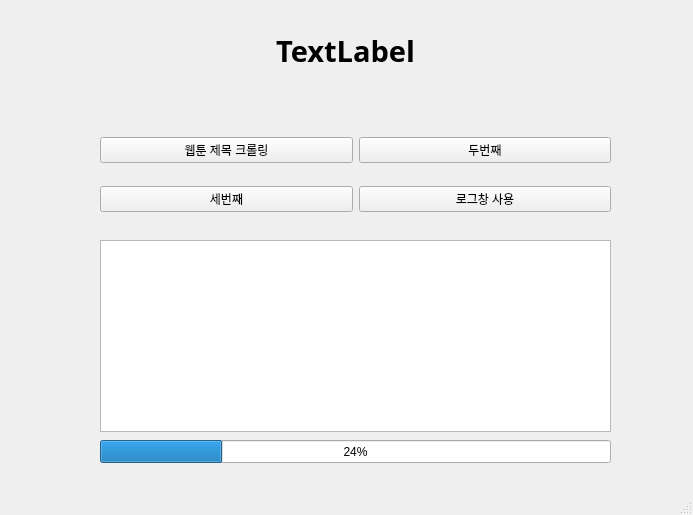
This is mainForm.ui in leesein123/python as Qt 5 draws it before an edit. The edited form follows.
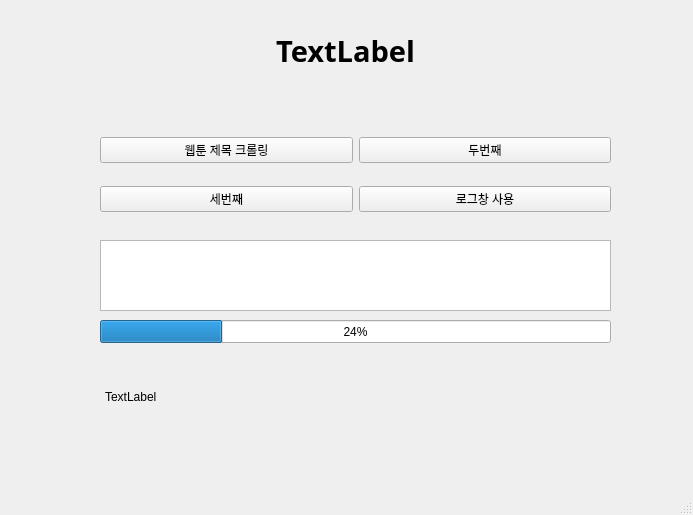
This is the edited form.

Diff of the .ui file:
```diff
--- a/mainForm.ui
+++ b/mainForm.ui
@@ -90,7 +90,7 @@
       <x>100</x>
       <y>240</y>
       <width>511</width>
-      <height>192</height>
+      <height>71</height>
      </rect>
     </property>
    </widget>
@@ -98,7 +98,7 @@
     <property name="geometry">
      <rect>
       <x>100</x>
-      <y>440</y>
+      <y>320</y>
       <width>511</width>
       <height>23</height>
      </rect>
@@ -107,6 +107,19 @@
      <number>24</number>
     </property>
    </widget>
+   <widget class="QLabel" name="label_2">
+    <property name="geometry">
+     <rect>
+      <x>105</x>
+      <y>361</y>
+      <width>501</width>
+      <height>71</height>
+     </rect>
+    </property>
+    <property name="text">
+     <string>TextLabel</string>
+    </property>
+   </widget>
   </widget>
   <widget class="QMenuBar" name="menubar">
    <property name="geometry">
```
